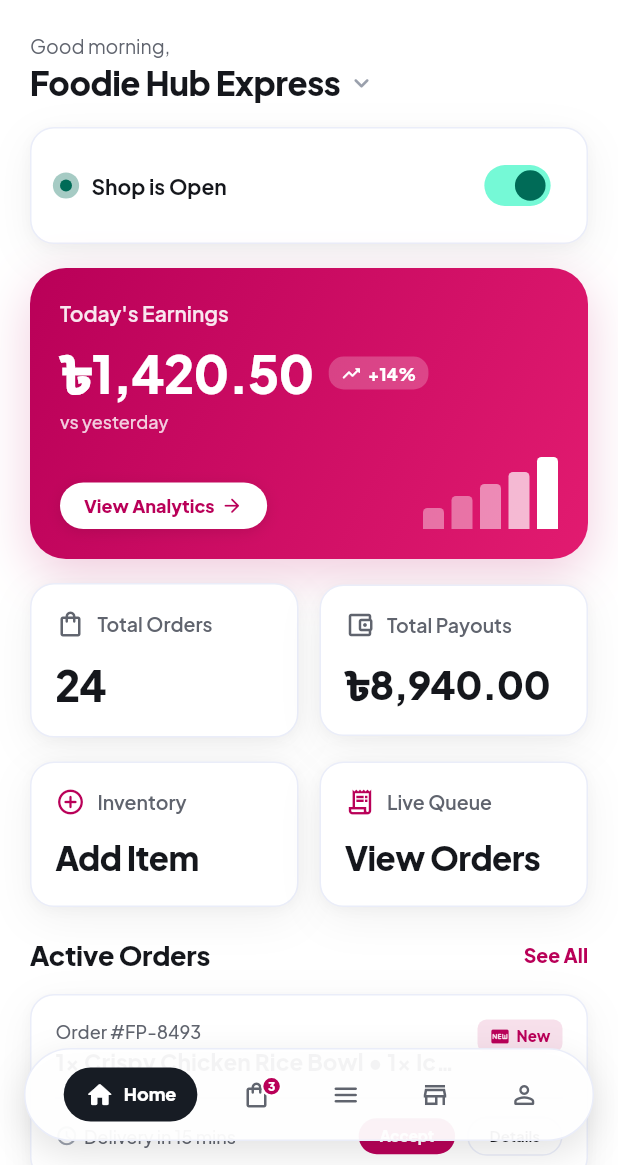
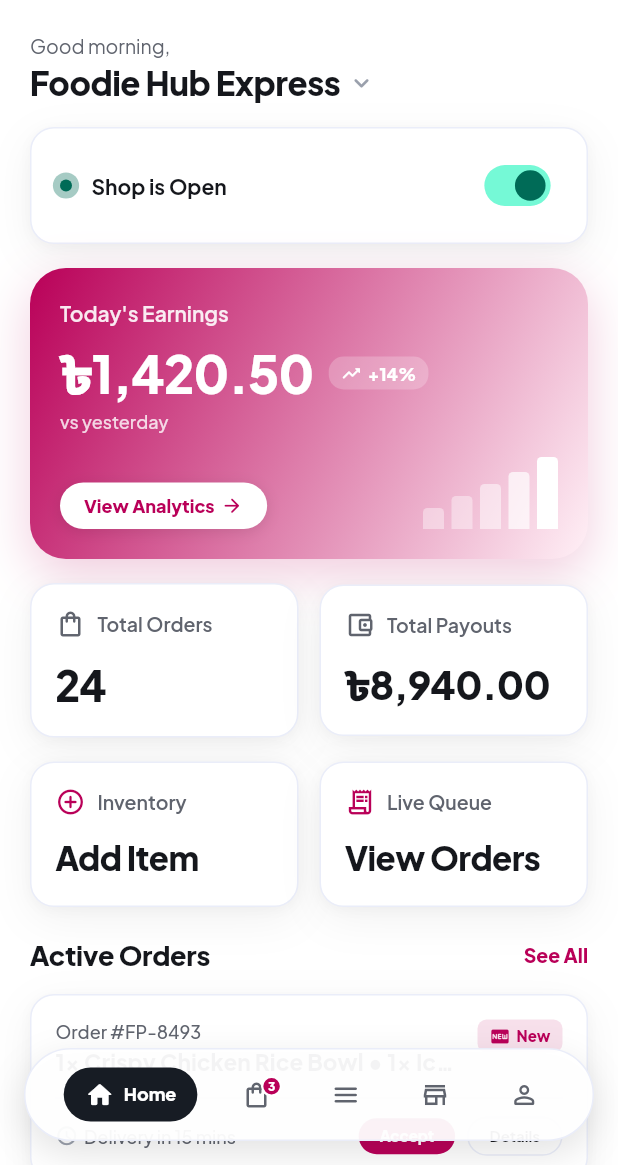
Before and after one commit to samiul-arif/VendorA, a Flutter app: the screen it shows after launch, on a phone screen of 412 x 824 dp, the part 71-1236 px from its top. Run offline on Flutter 3.47's test engine with Material 3 defaults, Android fonts, the light colour scheme and no system bars; our stand-ins replace google_fonts, shared_preferences; accounts and stored records are empty; network calls fail.

Commit message:
fix(theme): adjust primaryContainer token to soft tint to guarantee high text contrast across Shop and Order widgets

```diff
--- a/lib/core/theme/app_colors.dart
+++ b/lib/core/theme/app_colors.dart
@@ -9,7 +9,8 @@ class AppColors {
 
   // ── Brand Accent Tokens (Stitch Merchant Hub Palette) ───────────────────
   static const Color primary = Color(0xFFB90058);          // Deep Vibrant Magenta
-  static const Color primaryContainer = Color(0xFFE21B70); // Lively Fuchsia/Pink Container
+  static const Color primaryContainer = Color(0xFFFFF0F6); // Soft Pastel Pink/Magenta Container
+  static const Color primaryContainerSolid = Color(0xFFE21B70); // Lively Fuchsia/Pink Container
   static const Color primaryDark = Color(0xFF8F0042);      // Dark variant
   static const Color primaryLight = Color(0xFFFF5E9E);     // Gradient end / light variant
   static const Color primaryFixed = Color(0xFFFFD9E0);     // Soft pastel pill
--- a/lib/core/theme/app_semantic_colors.dart
+++ b/lib/core/theme/app_semantic_colors.dart
@@ -100,7 +100,7 @@ class AppSemanticColors extends ThemeExtension<AppSemanticColors> {
   /// Standard Light Theme Semantic Tokens
   static const AppSemanticColors light = AppSemanticColors(
     primary: AppColors.primary,
-    primaryContainer: AppColors.primaryContainer,
+    primaryContainer: AppColors.primaryTint,
     primaryLight: AppColors.primaryLight,
     secondary: AppColors.secondary,
     secondaryContainer: AppColors.secondaryContainer,
@@ -147,7 +147,7 @@ class AppSemanticColors extends ThemeExtension<AppSemanticColors> {
   /// Standard Dark Theme Semantic Tokens
   static const AppSemanticColors dark = AppSemanticColors(
     primary: AppColors.primary,
-    primaryContainer: AppColors.primaryDark,
+    primaryContainer: AppColors.primaryTintDark,
     primaryLight: AppColors.primaryLight,
     secondary: AppColors.secondaryContainer,
     secondaryContainer: AppColors.secondaryTintDark,
--- a/lib/features/shop/presentation/widgets/shop_switcher_bottom_sheet.dart
+++ b/lib/features/shop/presentation/widgets/shop_switcher_bottom_sheet.dart
@@ -139,7 +139,7 @@ class ShopSwitcherBottomSheet extends StatelessWidget {
                   child: Container(
                     padding: const EdgeInsets.all(14),
                     decoration: BoxDecoration(
-                      color: isSelected ? colors.primaryContainer.withValues(alpha: 0.08) : colors.surfaceSubtle,
+                      color: isSelected ? colors.primary.withValues(alpha: 0.08) : colors.surfaceSubtle,
                       borderRadius: BorderRadius.circular(16),
                       border: Border.all(
                         color: isSelected ? colors.primary : colors.borderSubtle,
```
